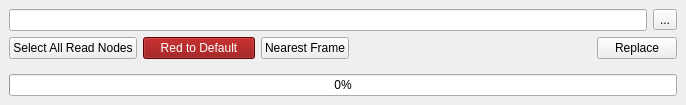
Above: ui/main.ui from iceanimations/replaceReadPath before the change. Below: the same form after it.
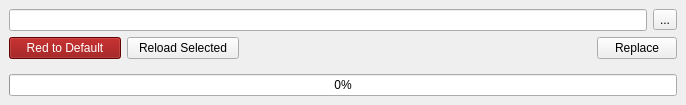
That is the form after the change.

What changed in the file:
```diff
--- a/ui/main.ui
+++ b/ui/main.ui
@@ -31,13 +31,6 @@
     </item>
     <item>
      <layout class="QHBoxLayout" name="horizontalLayout_2">
-      <item>
-       <widget class="QPushButton" name="selectAllButton">
-        <property name="text">
-         <string>Select All Read Nodes</string>
-        </property>
-       </widget>
-      </item>
       <item>
        <widget class="QPushButton" name="rtdButton">
         <property name="minimumSize">
@@ -55,9 +48,15 @@
        </widget>
       </item>
       <item>
-       <widget class="QPushButton" name="nearestFrameButton">
+       <widget class="QPushButton" name="reloadButton">
+        <property name="minimumSize">
+         <size>
+          <width>112</width>
+          <height>0</height>
+         </size>
+        </property>
         <property name="text">
-         <string>Nearest Frame</string>
+         <string>Reload Selected</string>
         </property>
        </widget>
       </item>
```
